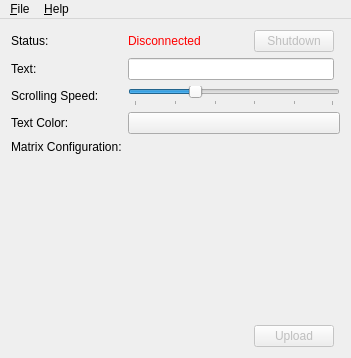
Before: the Qt Designer form src/desktopclient/mainwindow.ui in josharmstrong08/RPLD, drawn with Qt 5.
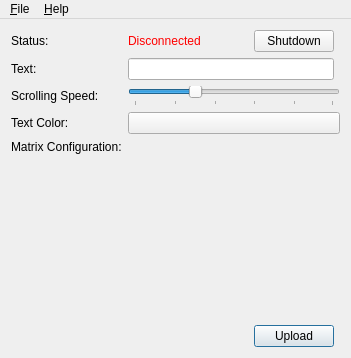
After: the same form once the commit is applied.

Commit message:
Set up of clientside
Most of the clientside stuff is set up to take in inputs. Just gotta
configure it, and push to the server.  Need to refine and sanitize the
input as well.

```diff
--- a/src/desktopclient/mainwindow.ui
+++ b/src/desktopclient/mainwindow.ui
@@ -105,7 +105,7 @@
       <item>
        <widget class="QPushButton" name="shutdownButton">
         <property name="enabled">
-         <bool>false</bool>
+         <bool>true</bool>
         </property>
         <property name="sizePolicy">
          <sizepolicy hsizetype="Fixed" vsizetype="Fixed">
@@ -123,7 +123,7 @@
     <item row="7" column="2" alignment="Qt::AlignRight">
      <widget class="QPushButton" name="uploadButton">
       <property name="enabled">
-       <bool>false</bool>
+       <bool>true</bool>
       </property>
       <property name="sizePolicy">
        <sizepolicy hsizetype="Fixed" vsizetype="Fixed">
```
Left out of the diff: 2 changed lines with no effect on the pictures. The commit also changes 2 other files.
